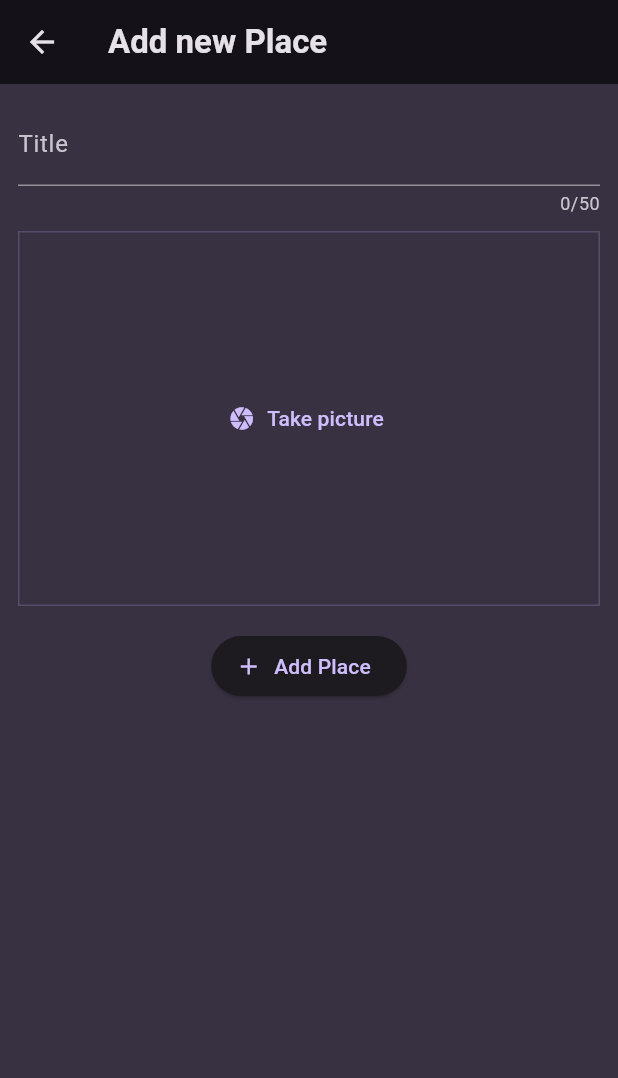
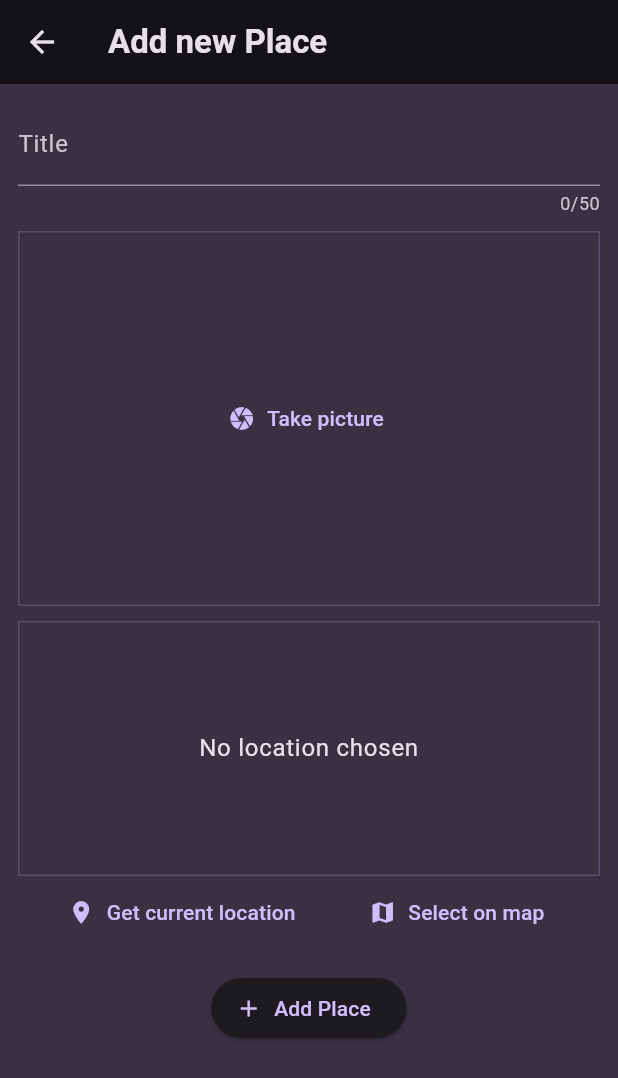
Before and after one commit to karim029/favorite_places_flutter_app, a Flutter app: the AddPlaceScreen screen opened directly, on a phone screen of 412 x 824 dp. Shown: the top 1078 px of the screen. Run offline on Flutter 3.47's test engine with Material 3 defaults, Android fonts, the phone set to English and light mode, and no system bars; our stand-ins replace flutter_riverpod, google_fonts, image_picker, location.

Commit message:
added location feature and location map image inside the app

```diff
--- a/lib/models/place.dart
+++ b/lib/models/place.dart
@@ -3,10 +3,27 @@ import 'package:uuid/uuid.dart';
 
 const uuid = Uuid();
 
+class PlaceLocation {
+  const PlaceLocation({
+    required this.latitude,
+    required this.longitude,
+    required this.address,
+  });
+
+  final double latitude;
+  final double longitude;
+  final String address;
+}
+
 class Place {
-  Place({required this.title, required this.image}) : id = uuid.v4();
+  Place({
+    required this.title,
+    required this.image,
+ //   required this.location,
+  }) : id = uuid.v4();
 
   final String id;
   final String title;
   final File image;
+  //final PlaceLocation location;
 }
--- a/lib/screens/add_place.dart
+++ b/lib/screens/add_place.dart
@@ -1,5 +1,6 @@
 import 'dart:io';
 import 'package:favorite_places/widgets/image_input.dart';
+import 'package:favorite_places/widgets/location_input.dart';
 import 'package:flutter/material.dart';
 import 'package:flutter_riverpod/flutter_riverpod.dart';
 
@@ -63,6 +64,10 @@ class _AddPlaceScreen extends ConsumerState<AddPlaceScreen> {
               },
             ),
             const SizedBox(
+              height: 10,
+            ),
+            const LocationInput(),
+            const SizedBox(
               height: 16,
             ),
             ElevatedButton.icon(
--- a/lib/screens/place_detail.dart
+++ b/lib/screens/place_detail.dart
@@ -8,6 +8,7 @@ class PlaceDetailScreen extends StatelessWidget {
 
   @override
   Widget build(BuildContext context) {
+
     return Scaffold(
       appBar: AppBar(
         title: Text(place.title),
--- /dev/null
+++ b/lib/widgets/location_input.dart
@@ -0,0 +1,131 @@
+import 'dart:convert';
+import 'package:favorite_places/main.dart';
+import 'package:flutter/material.dart';
+import 'package:http/http.dart' as http;
+import 'package:location/location.dart';
+import 'package:favorite_places/models/place.dart';
+
+class LocationInput extends StatefulWidget {
+  const LocationInput({super.key});
+
+  @override
+  State<LocationInput> createState() {
+    return _LocationInputState();
+  }
+}
+
+class _LocationInputState extends State<LocationInput> {
+  PlaceLocation? _pickedLocation;
+  var _isGettingLocation = false;
+
+  String get _LocationImage {
+    if (_pickedLocation == null) {
+      return '';
+    }
+
+    return 'https://maps.googleapis.com/maps/api/staticmap?center=${_pickedLocation!.latitude},${_pickedLocation!.longitude}=&zoom=16&size=600x300&maptype=roadmap&markers=color:red%7Clabel:A%7C${_pickedLocation!.latitude},${_pickedLocation!.longitude}&key=Your-key';
+  }
+
+  void _getCurrentLocation() async {
+    Location location = Location();
+    bool serviceEnabled;
+    PermissionStatus permissionGranted;
+    LocationData locationData;
+
+    serviceEnabled = await location.serviceEnabled();
+    if (!serviceEnabled) {
+      serviceEnabled = await location.requestService();
+      if (!serviceEnabled) {
+        return;
+      }
+    }
+    permissionGranted = await location.hasPermission();
+    if (permissionGranted == PermissionStatus.denied) {
+      permissionGranted = await location.requestPermission();
+      if (permissionGranted != PermissionStatus.granted) {
+        return;
+      }
+    }
+    setState(() {
+      _isGettingLocation = true;
+    });
+    locationData = await location.getLocation();
+    final lat = locationData.latitude;
+    final lng = locationData.longitude;
+
+    if (lat == null || lng == null) {
+      return;
+    }
+
+    final url = Uri.parse(
+        'https://maps.googleapis.com/maps/api/geocode/json?latlng=$lat,$lng&key=Your-key');
+    final response = await http.get(url);
+
+    final responseData = json.decode(response.body);
+    final address = responseData['results'][0]['formatted_address'];
+
+    setState(() {
+      _pickedLocation = PlaceLocation(
+        latitude: lat,
+        longitude: lng,
+        address: address,
+      );
+      _isGettingLocation = false;
+    });
+  }
+
+  @override
+  Widget build(BuildContext context) {
+    Widget previewContent = Text(
+      'No location chosen',
+      textAlign: TextAlign.center,
+      style: Theme.of(context).textTheme.bodyLarge!.copyWith(
+            color: Theme.of(context).colorScheme.onBackground,
+          ),
+    );
+
+    if (_pickedLocation != null) {
+      previewContent = Image.network(
+        _LocationImage,
+        fit: BoxFit.cover,
+        width: double.infinity,
+        height: double.infinity,
+      );
+    }
+
+    if (_isGettingLocation) {
+      previewContent = const CircularProgressIndicator();
+    }
+    return Column(
+      children: [
+        Container(
+          decoration: BoxDecoration(
+            border: Border.all(
+              width: 1,
+              color: Theme.of(context).colorScheme.primary.withOpacity(0.2),
+            ),
+          ),
+          height: 170,
+          width: double.infinity,
+          alignment: Alignment.center,
+          child: previewContent,
+        ),
+        Row(
+          mainAxisAlignment: MainAxisAlignment.spaceEvenly,
+          children: [
+            TextButton.icon(
+              onPressed: _getCurrentLocation,
+              icon: const Icon(Icons.location_on),
+              label: const Text('Get current location'),
+            ),
+            TextButton.icon(
+              onPressed: () {},
+              icon: const Icon(Icons.map),
+              label: const Text('Select on map'),
+            ),
+          ],
+        ),
+      ],
+    );
+  }
+}
--- a/pubspec.yaml
+++ b/pubspec.yaml
@@ -40,6 +40,7 @@ dependencies:
   flutter_riverpod: ^2.5.1
   image_picker: ^1.1.0
   location: ^6.0.2
+  http: ^1.2.1
 
 dev_dependencies:
   flutter_test:
@@ -50,7 +51,7 @@ dev_dependencies:
   # activated in the `analysis_options.yaml` file located at the root of your
   # package. See that file for information about deactivating specific lint
   # rules and activating additional ones.
-  flutter_lints: ^3.0.0
+  flutter_lints: ^4.0.0
 
 # For information on the generic Dart part of this file, see the
 # following page: https://dart.dev/tools/pub/pubspec
```
Also changed, not shown: pubspec.lock, 3 other files.
